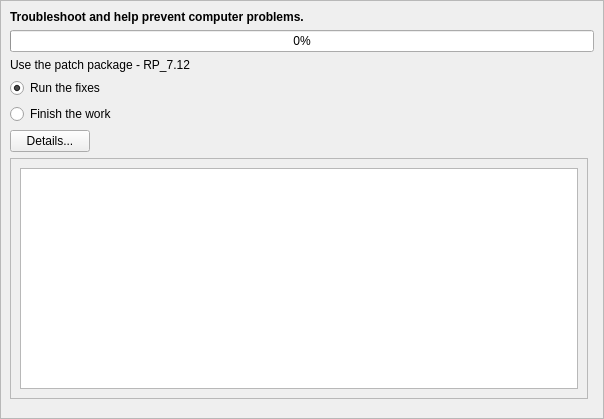
This is src/app/checkwizardpage.ui in august-alt/alt-diagnostic-tool as Qt 5 draws it before an edit. The edited form follows.
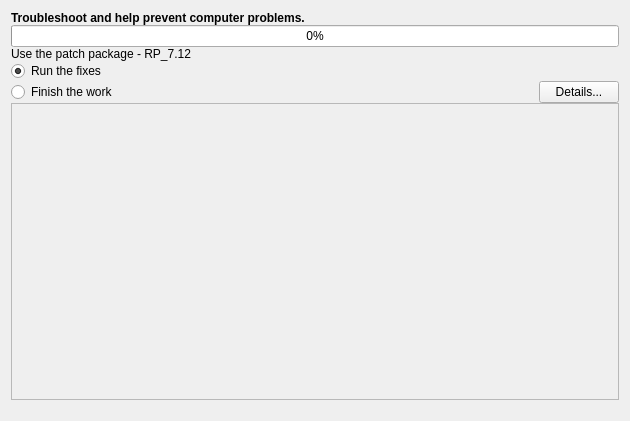
This is the edited form.

The edit to the form file:
```diff
--- a/src/app/checkwizardpage.ui
+++ b/src/app/checkwizardpage.ui
@@ -6,73 +6,42 @@
    <rect>
     <x>0</x>
     <y>0</y>
-    <width>604</width>
-    <height>419</height>
+    <width>630</width>
+    <height>421</height>
    </rect>
   </property>
   <property name="windowTitle">
    <string>WizardPage</string>
   </property>
   <layout class="QGridLayout" name="gridLayout">
-   <property name="leftMargin">
-    <number>0</number>
-   </property>
-   <property name="topMargin">
-    <number>0</number>
-   </property>
-   <property name="rightMargin">
-    <number>0</number>
-   </property>
-   <property name="bottomMargin">
-    <number>0</number>
-   </property>
-   <property name="spacing">
-    <number>0</number>
-   </property>
    <item row="0" column="0">
     <widget class="QFrame" name="frame">
      <property name="frameShape">
-      <enum>QFrame::StyledPanel</enum>
+      <enum>QFrame::NoFrame</enum>
      </property>
      <property name="frameShadow">
       <enum>QFrame::Raised</enum>
      </property>
      <layout class="QGridLayout" name="gridLayout_2">
       <property name="leftMargin">
-       <number>9</number>
+       <number>0</number>
       </property>
       <property name="topMargin">
-       <number>9</number>
+       <number>0</number>
       </property>
       <property name="rightMargin">
-       <number>9</number>
+       <number>0</number>
       </property>
       <property name="bottomMargin">
-       <number>9</number>
+       <number>0</number>
       </property>
       <property name="spacing">
-       <number>6</number>
+       <number>0</number>
       </property>
-      <item row="7" column="0">
-       <widget class="QPushButton" name="detailsPushButton">
-        <property name="sizePolicy">
-         <sizepolicy hsizetype="Maximum" vsizetype="Fixed">
-          <horstretch>0</horstretch>
-          <verstretch>0</verstretch>
-         </sizepolicy>
-        </property>
-        <property name="text">
-         <string>Details...</string>
-        </property>
-       </widget>
-      </item>
-      <item row="5" column="0">
-       <widget class="QRadioButton" name="runRepairRadioButton">
-        <property name="text">
-         <string>Run the fixes</string>
-        </property>
-        <property name="checked">
-         <bool>true</bool>
+      <item row="1" column="0" colspan="2">
+       <widget class="QProgressBar" name="mainProgressBar">
+        <property name="value">
+         <number>0</number>
         </property>
        </widget>
       </item>
@@ -92,13 +61,6 @@
         </property>
        </spacer>
       </item>
-      <item row="1" column="0" colspan="2">
-       <widget class="QProgressBar" name="mainProgressBar">
-        <property name="value">
-         <number>0</number>
-        </property>
-       </widget>
-      </item>
       <item row="6" column="0">
        <widget class="QRadioButton" name="finishRadioButton">
         <property name="text">
@@ -106,6 +68,135 @@
         </property>
        </widget>
       </item>
+      <item row="8" column="0" colspan="2">
+       <widget class="QWidget" name="commonDetailsWidget" native="true">
+        <property name="sizePolicy">
+         <sizepolicy hsizetype="Expanding" vsizetype="Expanding">
+          <horstretch>0</horstretch>
+          <verstretch>0</verstretch>
+         </sizepolicy>
+        </property>
+        <layout class="QGridLayout" name="gridLayout_3">
+         <property name="leftMargin">
+          <number>0</number>
+         </property>
+         <property name="topMargin">
+          <number>0</number>
+         </property>
+         <property name="rightMargin">
+          <number>0</number>
+         </property>
+         <property name="bottomMargin">
+          <number>0</number>
+         </property>
+         <property name="spacing">
+          <number>0</number>
+         </property>
+         <item row="0" column="0">
+          <widget class="QStackedWidget" name="stackedWidget">
+           <property name="frameShadow">
+            <enum>QFrame::Plain</enum>
+           </property>
+           <property name="lineWidth">
+            <number>0</number>
+           </property>
+           <property name="currentIndex">
+            <number>0</number>
+           </property>
+           <widget class="QWidget" name="summaryPage">
+            <layout class="QGridLayout" name="gridLayout_4">
+             <property name="leftMargin">
+              <number>0</number>
+             </property>
+             <property name="topMargin">
+              <number>0</number>
+             </property>
+             <property name="rightMargin">
+              <number>0</number>
+             </property>
+             <property name="bottomMargin">
+              <number>0</number>
+             </property>
+             <property name="spacing">
+              <number>0</number>
+             </property>
+             <item row="0" column="0">
+              <widget class="QScrollArea" name="summaryScrollArea">
+               <property name="widgetResizable">
+                <bool>true</bool>
+               </property>
+               <widget class="QWidget" name="summaryScrollAreaWidgetContents">
+                <property name="geometry">
+                 <rect>
+                  <x>0</x>
+                  <y>0</y>
+                  <width>608</width>
+                  <height>281</height>
+                 </rect>
+                </property>
+               </widget>
+              </widget>
+             </item>
+            </layout>
+           </widget>
+           <widget class="QWidget" name="detailsPage">
+            <layout class="QGridLayout" name="gridLayout_5">
+             <property name="leftMargin">
+              <number>0</number>
+             </property>
+             <property name="topMargin">
+              <number>0</number>
+             </property>
+             <property name="rightMargin">
+              <number>0</number>
+             </property>
+             <property name="bottomMargin">
+              <number>0</number>
+             </property>
+             <property name="spacing">
+              <number>0</number>
+             </property>
+             <item row="0" column="0">
+              <widget class="QScrollArea" name="detailsScrollArea">
+               <property name="widgetResizable">
+                <bool>true</bool>
+               </property>
+               <widget class="QWidget" name="detailsScrollAreaWidgetContents">
+                <property name="geometry">
+                 <rect>
+                  <x>0</x>
+                  <y>0</y>
+                  <width>96</width>
+                  <height>26</height>
+                 </rect>
+                </property>
+               </widget>
+              </widget>
+             </item>
+            </layout>
+           </widget>
+          </widget>
+         </item>
+        </layout>
+       </widget>
+      </item>
+      <item row="4" column="0">
+       <widget class="QLabel" name="currentStatusLabel">
+        <property name="text">
+         <string>Use the patch package - RP_7.12</string>
+        </property>
+       </widget>
+      </item>
+      <item row="5" column="0">
+       <widget class="QRadioButton" name="runRepairRadioButton">
+        <property name="text">
+         <string>Run the fixes</string>
+        </property>
+        <property name="checked">
+         <bool>true</bool>
+        </property>
+       </widget>
+      </item>
       <item row="0" column="0">
        <widget class="QLabel" name="topLabel">
         <property name="font">
@@ -119,35 +210,22 @@
         </property>
        </widget>
       </item>
-      <item row="4" column="0">
-       <widget class="QLabel" name="currentStatusLabel">
+      <item row="6" column="1">
+       <widget class="QPushButton" name="detailsPushButton">
+        <property name="sizePolicy">
+         <sizepolicy hsizetype="Maximum" vsizetype="Fixed">
+          <horstretch>0</horstretch>
+          <verstretch>0</verstretch>
+         </sizepolicy>
+        </property>
+        <property name="layoutDirection">
+         <enum>Qt::RightToLeft</enum>
+        </property>
         <property name="text">
-         <string>Use the patch package - RP_7.12</string>
+         <string>Details...</string>
         </property>
        </widget>
       </item>
-      <item row="8" column="0">
-       <widget class="QScrollArea" name="detailScrollArea">
-        <property name="widgetResizable">
-         <bool>true</bool>
-        </property>
-        <widget class="QWidget" name="scrollAreaWidgetContents">
-         <property name="geometry">
-          <rect>
-           <x>0</x>
-           <y>0</y>
-           <width>572</width>
-           <height>211</height>
-          </rect>
-         </property>
-         <layout class="QGridLayout" name="gridLayout_3">
-          <item row="0" column="0">
-           <widget class="QTextEdit" name="detailSextEdit"/>
-          </item>
-         </layout>
-        </widget>
-       </widget>
-      </item>
      </layout>
     </widget>
    </item>
```
